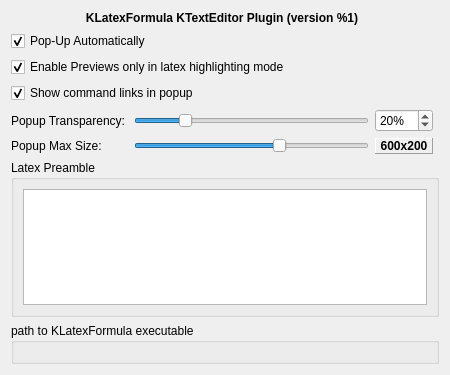
First picture: the form in src/klfkateplugin/klfkatepluginconfigwidget.ui, repository CryFeiFei/klatexformula, before the edit.
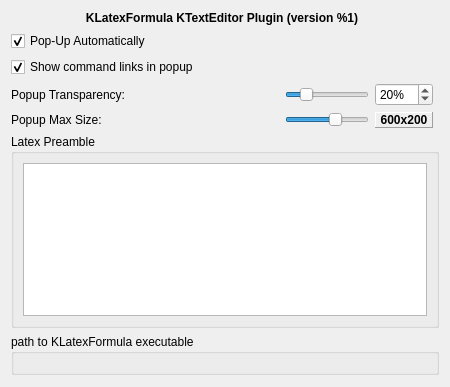
Second picture: the form after the edit. Custom widgets are drawn as their Qt base class.

The edit to the form file:
```diff
--- a/src/klfkateplugin/klfkatepluginconfigwidget.ui
+++ b/src/klfkateplugin/klfkatepluginconfigwidget.ui
@@ -7,24 +7,14 @@
     <x>0</x>
     <y>0</y>
     <width>450</width>
-    <height>375</height>
+    <height>387</height>
    </rect>
   </property>
   <property name="windowTitle">
    <string>Form</string>
   </property>
-  <layout class="QGridLayout" name="gridLayout_2" rowstretch="0,1,0,1,0,0,0,0,0" columnstretch="1,2,0,0">
-   <item row="2" column="0" colspan="4">
-    <widget class="QCheckBox" name="chkOnlyLatexMode">
-     <property name="text">
-      <string>Enable Previews only in latex highlighting mode</string>
-     </property>
-     <property name="checked">
-      <bool>true</bool>
-     </property>
-    </widget>
-   </item>
-   <item row="6" column="0" colspan="4">
+  <layout class="QGridLayout" name="gridLayout_2" rowstretch="0,0,0,0,0,0,0,0" columnstretch="1,0,0,0">
+   <item row="5" column="0" colspan="4">
     <widget class="QGroupBox" name="groupBox">
      <property name="title">
       <string>Latex Preamble</string>
@@ -43,7 +33,7 @@
      </layout>
     </widget>
    </item>
-   <item row="7" column="0" colspan="4">
+   <item row="6" column="0" colspan="4">
     <widget class="QGroupBox" name="groupBox_2">
      <property name="title">
       <string>path to KLatexFormula executable</string>
@@ -59,7 +49,7 @@
      </layout>
     </widget>
    </item>
-   <item row="8" column="0">
+   <item row="7" column="0">
     <spacer name="verticalSpacer">
      <property name="orientation">
       <enum>Qt::Vertical</enum>
@@ -82,7 +72,7 @@
      </property>
     </widget>
    </item>
-   <item row="4" column="0">
+   <item row="3" column="0">
     <widget class="QLabel" name="label">
      <property name="text">
       <string>Popup Transparency:</string>
@@ -92,7 +82,7 @@
      </property>
     </widget>
    </item>
-   <item row="4" column="1">
+   <item row="3" column="1">
     <widget class="QSlider" name="sldTransparency">
      <property name="sizePolicy">
       <sizepolicy hsizetype="Preferred" vsizetype="Fixed">
@@ -120,7 +110,7 @@
      </property>
     </widget>
    </item>
-   <item row="4" column="2">
+   <item row="3" column="2">
     <widget class="KIntSpinBox" name="spnTransparency">
      <property name="suffix">
       <string notr="true">%</string>
@@ -158,7 +148,7 @@
      </property>
     </widget>
    </item>
-   <item row="5" column="0">
+   <item row="4" column="0">
     <widget class="QLabel" name="label_2">
      <property name="text">
       <string>Popup Max Size:</string>
@@ -168,7 +158,7 @@
      </property>
     </widget>
    </item>
-   <item row="5" column="1">
+   <item row="4" column="1">
     <widget class="QSlider" name="sldMaxSize">
      <property name="sizePolicy">
       <sizepolicy hsizetype="Preferred" vsizetype="Fixed">
@@ -199,7 +189,7 @@
      </property>
     </widget>
    </item>
-   <item row="5" column="2">
+   <item row="4" column="2">
     <widget class="QLabel" name="lblMaxSize">
      <property name="font">
       <font>
@@ -233,7 +223,7 @@
      </property>
     </widget>
    </item>
-   <item row="3" column="0" colspan="3">
+   <item row="2" column="0" colspan="3">
     <widget class="QCheckBox" name="chkPopupLinks">
      <property name="text">
       <string>Show command links in popup</string>
```
Left out of the diff: 1 changed line with no effect on the pictures.
